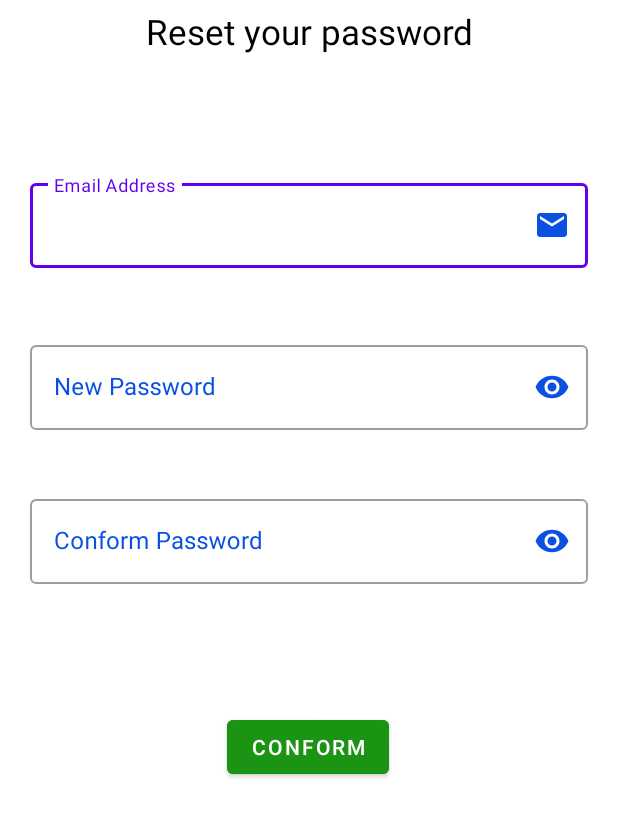
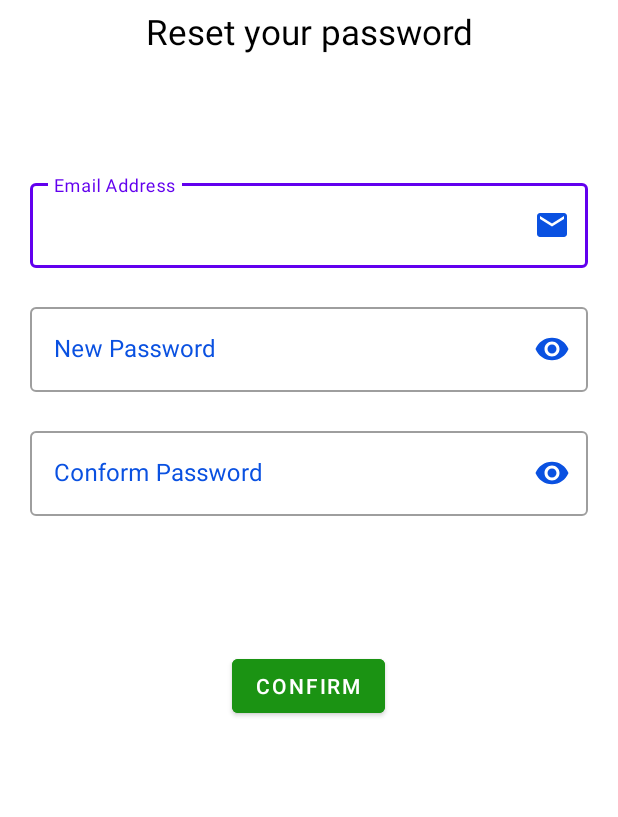
Before and after one commit to Noah-Mn/Ulendo-App, an Android app: the ForgotPassword screen opened directly, with no data from a screen before it, on a phone screen of 412 x 824 dp. Shown: the top 817 px of the screen. Run offline under Robolectric (Android 15) with nearby library versions, the phone set to English and light mode, and no system bars; our stand-ins replace Firebase (no records; nobody signed in at launch, a user with empty details on screens opened directly); Roboto replaces fonts that are not available here.

Commit message:
Forgot password implementation

```diff
--- a/app/src/main/AndroidManifest.xml
+++ b/app/src/main/AndroidManifest.xml
@@ -9,6 +9,7 @@
     <uses-permission android:name="android.permission.ACCESS_FINE_LOCATION" />
     <uses-permission android:name="android.permission.ACCESS_COARSE_LOCATION" />
     <uses-permission android:name="android.permission.INTERNET" />
+    <uses-permission android:name="android.permission.SYSTEM_ALERT_WINDOW"/>
 
     <application
         android:allowBackup="true"
--- a/app/src/main/java/com/example/ulendoapp/ForgotPassword.java
+++ b/app/src/main/java/com/example/ulendoapp/ForgotPassword.java
@@ -2,13 +2,91 @@ package com.example.ulendoapp;
 
 import androidx.appcompat.app.AppCompatActivity;
 
+import android.app.ProgressDialog;
+import android.content.Intent;
 import android.os.Bundle;
+import android.util.Log;
+import android.view.View;
+import android.widget.Button;
+import android.widget.Toast;
+
+import com.google.android.material.textfield.TextInputEditText;
+import com.google.android.material.textfield.TextInputLayout;
+import com.google.firebase.auth.FirebaseAuth;
+import com.google.firebase.auth.FirebaseUser;
+
+import java.util.Objects;
 
 public class ForgotPassword extends AppCompatActivity {
+    private Button confirmBtn;
+    private TextInputEditText newPassword, confirmPassword, emailAddress;
+    private ProgressDialog progressDialog;
+    private TextInputLayout materialEmailAddress, materialNewPassword, materialConfirmPassword;
+    FirebaseUser user = FirebaseAuth.getInstance().getCurrentUser();
+    FirebaseAuth firebaseAuth = FirebaseAuth.getInstance();
+    private static final String TAG = "Forgot password";
+
 
     @Override
     protected void onCreate(Bundle savedInstanceState) {
         super.onCreate(savedInstanceState);
         setContentView(R.layout.activity_forgot_password);
+
+        newPassword = findViewById(R.id.newPassword);
+        confirmBtn = findViewById(R.id.confirmBtn);
+        confirmPassword = findViewById(R.id.confirmPassword);
+        emailAddress = findViewById(R.id.emailAddress);
+        materialEmailAddress = findViewById(R.id.materialEmailAddress);
+        materialNewPassword = findViewById(R.id.materialNewPassword);
+        materialConfirmPassword = findViewById(R.id.materialConfirmPassword);
+        progressDialog = new ProgressDialog(ForgotPassword.this);
+
+        confirmBtn.setOnClickListener(new View.OnClickListener() {
+            @Override
+            public void onClick(View v) {
+                performReset();
+            }
+        });
     }
+        private void performReset(){
+
+            String email = Objects.requireNonNull(emailAddress.getText()).toString();
+            String password = Objects.requireNonNull(newPassword.getText()).toString();
+            String confirmPasswd = Objects.requireNonNull(confirmPassword.getText()).toString();
+
+            if (password.equals(confirmPasswd)){
+
+                progressDialog.setMessage("Loading please wait...");
+                progressDialog.setTitle("Password Reset");
+                progressDialog.setCanceledOnTouchOutside(false);
+                progressDialog.show();
+
+                assert user != null;
+                user.updatePassword(password)
+                        .addOnCompleteListener(task -> {
+                    if (task.isSuccessful()){
+                        progressDialog.dismiss();
+                        Log.w(TAG, "Change password: success", task.getException());
+                        Toast.makeText(ForgotPassword.this, "Password updated ", Toast.LENGTH_SHORT).show();
+                        startActivity(new Intent(ForgotPassword.this, Login.class));
+//                        firebaseAuth.sendPasswordResetEmail(email).addOnCompleteListener(task1 -> {
+//                            if (task1.isSuccessful()){
+//                                Toast.makeText(getApplicationContext(), "Please check your email", Toast.LENGTH_SHORT).show();
+//                            }else {
+//                                Toast.makeText(getApplicationContext(), "Oops!! There was an error!" + task1.getException(), Toast.LENGTH_SHORT).show();
+//                            }
+//                        });
+                    }else {
+                        progressDialog.dismiss();
+                        Log.w(TAG, "Change password: failed", task.getException());
+                        Toast.makeText(ForgotPassword.this, "Oops!! There was an error!", Toast.LENGTH_SHORT).show();
+                    }
+                });
+            }else {
+                materialNewPassword.setError("Passwords don't match!");
+                materialConfirmPassword.setError("Passwords don't match!");
+            }
+
+
+        }
 }
--- a/app/src/main/java/com/example/ulendoapp/Login.java
+++ b/app/src/main/java/com/example/ulendoapp/Login.java
@@ -95,7 +95,7 @@ public class Login extends AppCompatActivity {
                         Toast.makeText(Login.this.getApplicationContext(), "Login successful", Toast.LENGTH_SHORT).show();
                         FirebaseUser user = firebaseAuth.getCurrentUser();
                         Login.this.updateUI(user);
-                        Login.this.startActivity(new Intent(Login.this, Signup.class));
+                        Login.this.startActivity(new Intent(Login.this, Home.class));
                     } else {
                         progressDialog.dismiss();
                         Login.this.updateUI(null);
--- a/app/src/main/res/layout/activity_forgot_password.xml
+++ b/app/src/main/res/layout/activity_forgot_password.xml
@@ -33,7 +33,7 @@
         android:layout_marginStart="20dp"
         android:layout_marginTop="80dp"
         android:layout_marginEnd="20dp"
-        android:layout_marginBottom="5dp"
+        android:layout_marginBottom="0dp"
         app:errorEnabled="true"
         android:hint="@string/email_address"
         app:endIconDrawable="@drawable/ic_baseline_email_24"
@@ -56,23 +56,24 @@
 
     </com.google.android.material.textfield.TextInputLayout>
 
+
     <com.google.android.material.textfield.TextInputLayout
         android:id="@+id/materialNewPassword"
         style="@style/Widget.MaterialComponents.TextInputLayout.OutlinedBox"
         android:layout_width="match_parent"
         android:layout_height="wrap_content"
         android:layout_marginStart="20dp"
-        android:layout_marginTop="20dp"
+        android:layout_marginTop="0dp"
         android:layout_marginEnd="20dp"
-        android:layout_marginBottom="20dp"
+        android:layout_marginBottom="0dp"
         android:hint="@string/new_password"
-        app:errorEnabled="true"
         android:textColorHint="#0A51E1"
         app:endIconMode="password_toggle"
         app:endIconTint="#0A51E1"
+        app:errorEnabled="true"
         app:layout_constraintBottom_toTopOf="@+id/materialConfirmPassword"
         app:layout_constraintEnd_toEndOf="parent"
-        app:layout_constraintHorizontal_bias="0.0"
+        app:layout_constraintHorizontal_bias="1.0"
         app:layout_constraintStart_toStartOf="parent"
         app:layout_constraintTop_toBottomOf="@+id/materialEmailAddress">
 
@@ -85,22 +86,21 @@
 
     </com.google.android.material.textfield.TextInputLayout>
 
-
     <com.google.android.material.textfield.TextInputLayout
         android:id="@+id/materialConfirmPassword"
         style="@style/Widget.MaterialComponents.TextInputLayout.OutlinedBox"
         android:layout_width="match_parent"
         android:layout_height="wrap_content"
         android:layout_marginStart="20dp"
-        android:layout_marginTop="20dp"
+        android:layout_marginTop="0dp"
         android:layout_marginEnd="20dp"
         android:hint="@string/confirm_password"
-        app:errorEnabled="true"
         android:textColorHint="#0A51E1"
         app:endIconMode="password_toggle"
         app:endIconTint="#0A51E1"
+        app:errorEnabled="true"
         app:layout_constraintEnd_toEndOf="parent"
-        app:layout_constraintHorizontal_bias="0.0"
+        app:layout_constraintHorizontal_bias="1.0"
         app:layout_constraintStart_toStartOf="parent"
         app:layout_constraintTop_toBottomOf="@+id/materialNewPassword">
 
--- a/app/src/main/res/values/strings.xml
+++ b/app/src/main/res/values/strings.xml
@@ -8,7 +8,7 @@
     <string name="forgot_password">Forgot Password</string>
     <string name="create_account">Create Account</string>
     <string name="confirm_password">Conform Password</string>
-    <string name="confirm">CONFORM</string>
+    <string name="confirm">CONFIRM</string>
     <string name="new_password">New Password</string>
     <string name="email_address">Email Address</string>
     <string name="reset_your_password">Reset your password</string>
--- a/settings.gradle
+++ b/settings.gradle
@@ -3,7 +3,7 @@ dependencyResolutionManagement {
     repositories {
         google()
         mavenCentral()
-        jcenter() // Warning: this repository is going to shut down soon
+        mavenCentral() // Warning: this repository is going to shut down soon
     }
 }
 rootProject.name = "Ulendo App"
```
Also changed, not shown: app/src/main/java/com/example/ulendoapp/CreateAccount.java (+14 -13 lines).
